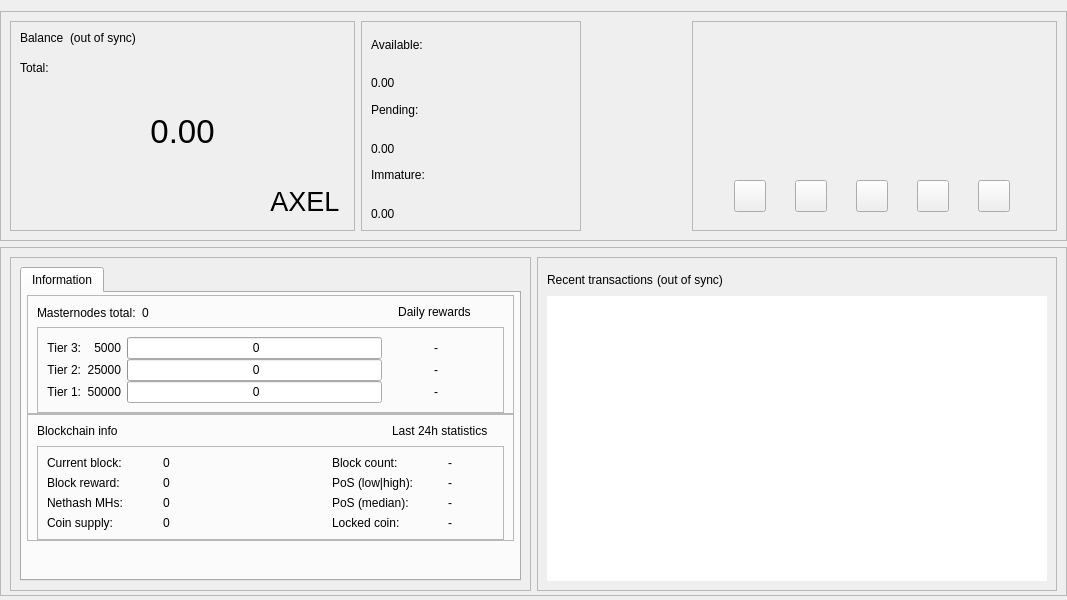
This is src/qt/forms/overviewpage.ui in axelnetwork/AXEL as Qt 5 draws it before an edit. The edited form follows.
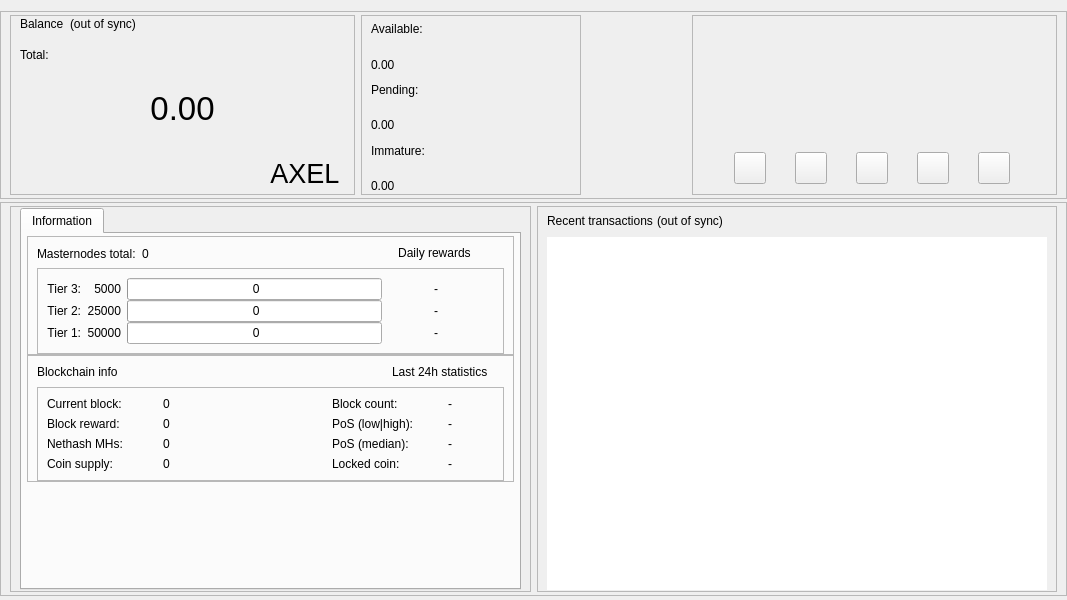
This is the edited form. Icons and pictures are not drawn.

The edit to the form file:
```diff
--- a/src/qt/forms/overviewpage.ui
+++ b/src/qt/forms/overviewpage.ui
@@ -31,6 +31,9 @@
    </property>
    <item>
     <layout class="QVBoxLayout" name="verticalLayout_main">
+     <property name="spacing">
+      <number>3</number>
+     </property>
      <property name="sizeConstraint">
       <enum>QLayout::SetDefaultConstraint</enum>
      </property>
@@ -54,7 +57,7 @@
        <property name="minimumSize">
         <size>
          <width>960</width>
-         <height>220</height>
+         <height>180</height>
         </size>
        </property>
        <property name="maximumSize">
@@ -82,12 +85,18 @@
         <enum>QFrame::Raised</enum>
        </property>
        <layout class="QHBoxLayout" name="horizontalLayout">
+        <property name="topMargin">
+         <number>3</number>
+        </property>
+        <property name="bottomMargin">
+         <number>3</number>
+        </property>
         <item>
          <widget class="QFrame" name="frame_blue_1">
           <property name="minimumSize">
            <size>
             <width>345</width>
-            <height>200</height>
+            <height>180</height>
            </size>
           </property>
           <property name="maximumSize">
@@ -103,6 +112,12 @@
            <enum>QFrame::Raised</enum>
           </property>
           <layout class="QHBoxLayout" name="horizontalLayout_2">
+           <property name="topMargin">
+            <number>1</number>
+           </property>
+           <property name="bottomMargin">
+            <number>1</number>
+           </property>
            <item>
             <layout class="QVBoxLayout" name="verticalLayout">
              <item>
@@ -196,7 +211,7 @@
                <property name="minimumSize">
                 <size>
                  <width>0</width>
-                 <height>100</height>
+                 <height>80</height>
                 </size>
                </property>
                <property name="maximumSize">
@@ -270,7 +285,7 @@
           <property name="minimumSize">
            <size>
             <width>220</width>
-            <height>200</height>
+            <height>180</height>
            </size>
           </property>
           <property name="maximumSize">
@@ -286,6 +301,12 @@
            <enum>QFrame::Raised</enum>
           </property>
           <layout class="QVBoxLayout" name="verticalLayout_3">
+           <property name="topMargin">
+            <number>1</number>
+           </property>
+           <property name="bottomMargin">
+            <number>1</number>
+           </property>
            <item>
             <layout class="QVBoxLayout" name="verticalLayout_2">
              <item>
@@ -413,7 +434,7 @@
           <property name="minimumSize">
            <size>
             <width>345</width>
-            <height>200</height>
+            <height>180</height>
            </size>
           </property>
           <property name="maximumSize">
@@ -429,18 +450,36 @@
            <enum>QFrame::Raised</enum>
           </property>
           <layout class="QVBoxLayout" name="verticalLayout_5">
+           <property name="topMargin">
+            <number>1</number>
+           </property>
+           <property name="bottomMargin">
+            <number>1</number>
+           </property>
            <item>
             <widget class="QFrame" name="frame_logo_horizontal">
+             <property name="sizePolicy">
+              <sizepolicy hsizetype="Preferred" vsizetype="Preferred">
+               <horstretch>0</horstretch>
+               <verstretch>1</verstretch>
+              </sizepolicy>
+             </property>
              <property name="minimumSize">
               <size>
                <width>345</width>
-               <height>140</height>
+               <height>120</height>
               </size>
              </property>
             </widget>
            </item>
            <item>
             <widget class="QFrame" name="button_logo_horizontal">
+             <property name="sizePolicy">
+              <sizepolicy hsizetype="Preferred" vsizetype="Preferred">
+               <horstretch>0</horstretch>
+               <verstretch>0</verstretch>
+              </sizepolicy>
+             </property>
              <property name="minimumSize">
               <size>
                <width>345</width>
@@ -623,8 +662,11 @@
         <enum>QFrame::Raised</enum>
        </property>
        <layout class="QHBoxLayout" name="horizontalLayout_7">
+        <property name="topMargin">
+         <number>3</number>
+        </property>
         <property name="bottomMargin">
-         <number>4</number>
+         <number>3</number>
         </property>
         <item>
          <widget class="QFrame" name="frame_bottom_1">
@@ -641,8 +683,11 @@
            <enum>QFrame::Raised</enum>
           </property>
           <layout class="QVBoxLayout" name="verticalLayout_9">
+           <property name="topMargin">
+            <number>1</number>
+           </property>
            <property name="bottomMargin">
-            <number>9</number>
+            <number>1</number>
            </property>
            <item>
             <layout class="QVBoxLayout" name="verticalLayout_7">
@@ -1422,6 +1467,12 @@
            <enum>QFrame::Raised</enum>
           </property>
           <layout class="QVBoxLayout" name="verticalLayout_10">
+           <property name="topMargin">
+            <number>1</number>
+           </property>
+           <property name="bottomMargin">
+            <number>1</number>
+           </property>
            <item>
             <layout class="QVBoxLayout" name="verticalLayout_8">
              <property name="spacing">
```
